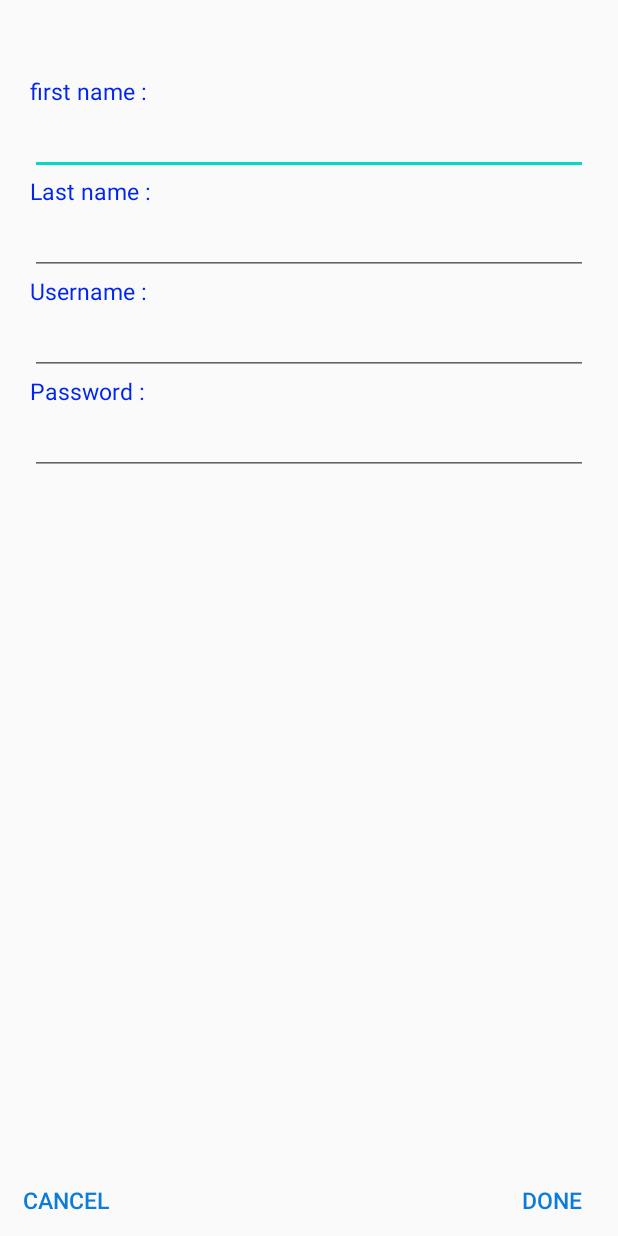
After one commit to hosseinkasiri/Task-Repository, an Android app: the SignUpActivity screen opened directly, with no data from a screen before it, on a phone screen of 412 x 824 dp. The commit adds this screen. Run offline under Robolectric (Android 15) with nearby library versions, the phone set to English and light mode, and no system bars.

Commit message:
sign up and login user

```diff
--- a/app/src/main/AndroidManifest.xml
+++ b/app/src/main/AndroidManifest.xml
@@ -9,15 +9,17 @@
         android:roundIcon="@mipmap/ic_launcher_round"
         android:supportsRtl="true"
         android:theme="@style/AppTheme">
+        <activity android:name=".controller.SignUpActivity"></activity>
         <activity android:name=".controller.LoginPageActivity">
             <intent-filter>
                 <action android:name="android.intent.action.MAIN" />
+
                 <category android:name="android.intent.category.LAUNCHER" />
             </intent-filter>
         </activity>
         <activity android:name=".controller.DescriptionActivity" />
         <activity android:name=".controller.AddActivity" />
-        <activity android:name=".controller.MainActivity">
-        </activity>
+        <activity android:name=".controller.MainActivity"></activity>
     </application>
+
 </manifest>
--- /dev/null
+++ b/app/src/main/java/com/example/task/controller/SignUpActivity.java
@@ -0,0 +1,24 @@
+package com.example.task.controller;
+
+import androidx.appcompat.app.AppCompatActivity;
+import androidx.fragment.app.Fragment;
+
+import android.content.Context;
+import android.content.Intent;
+import android.os.Bundle;
+import android.provider.ContactsContract;
+
+public class SignUpActivity extends SingleFragmentActivity {
+
+    public static Intent newIntent(Context context){
+        Intent intent = new Intent(context,SignUpActivity.class);
+
+        return intent;
+    }
+
+
+    @Override
+    public Fragment mFragment() {
+        return SignUpFragment.newInstance();
+    }
+}
--- /dev/null
+++ b/app/src/main/java/com/example/task/controller/SignUpFragment.java
@@ -0,0 +1,68 @@
+package com.example.task.controller;
+
+import android.os.Bundle;
+
+import androidx.annotation.NonNull;
+import androidx.annotation.Nullable;
+import androidx.fragment.app.Fragment;
+
+import android.view.LayoutInflater;
+import android.view.View;
+import android.view.ViewGroup;
+import android.widget.Button;
+import android.widget.EditText;
+
+import com.example.task.R;
+import com.example.task.model.User;
+import com.example.task.model.UserLab;
+
+public class SignUpFragment extends Fragment {
+
+    private EditText mFirstName,mLastName,mUsername,mPassword;
+    private Button mDoneButton,mCancelButton;
+
+    public static SignUpFragment newInstance() {
+
+        Bundle args = new Bundle();
+
+        SignUpFragment fragment = new SignUpFragment();
+        fragment.setArguments(args);
+        return fragment;
+    }
+    @Nullable
+    @Override
+    public View onCreateView(@NonNull LayoutInflater inflater, @Nullable ViewGroup container, @Nullable Bundle savedInstanceState) {
+        View view = inflater.inflate(R.layout.fragment_sign_up,container,false);
+        findViews(view);
+        mDoneButton.setOnClickListener(new View.OnClickListener() {
+            @Override
+            public void onClick(View v) {
+                User user = new User();
+                user.setFirstName(mFirstName.getText().toString());
+                user.setLastName(mLastName.getText().toString());
+                user.setUsername(mUsername.getText().toString());
+                user.setPassword(mPassword.getText().toString());
+
+                UserLab.getInstance(getActivity()).addUser(user);
+                getActivity().finish();
+            }
+        });
+        mCancelButton.setOnClickListener(new View.OnClickListener() {
+            @Override
+            public void onClick(View v) {
+                getActivity().finish();
+            }
+        });
+
+        return view;
+    }
+
+    private void findViews(View view) {
+        mFirstName = view.findViewById(R.id.first_name_dialog);
+        mLastName = view.findViewById(R.id.last_name_dialog);
+        mUsername = view.findViewById(R.id.username_dialog);
+        mPassword = view.findViewById(R.id.password_dialog);
+        mDoneButton = view.findViewById(R.id.done_sign_up);
+        mCancelButton = view.findViewById(R.id.cancel_sign_up);
+    }
+}
--- a/app/src/main/java/com/example/task/controller/ViewPagerAdapter.java
+++ b/app/src/main/java/com/example/task/controller/ViewPagerAdapter.java
@@ -17,7 +17,6 @@ public class ViewPagerAdapter extends FragmentStatePagerAdapter {
     private final List<String> mFragmentTitle = new ArrayList<>();
     private final List<TaskListMode> mFragmentModes = new ArrayList<>();
     private int mPosition;
-
 
     public ViewPagerAdapter(@NonNull FragmentManager fm) {
         super(fm);
@@ -41,7 +40,6 @@ public class ViewPagerAdapter extends FragmentStatePagerAdapter {
     }
 
     public void addFragment(Fragment fragment , String title ){
-
         mFragments.add(fragment);
         mFragmentTitle.add(title);
     }
--- a/app/src/main/java/com/example/task/model/User.java
+++ b/app/src/main/java/com/example/task/model/User.java
@@ -11,7 +11,11 @@ public class User {
     private String mPassword;
 
     public User() {
-        mUuid = UUID.randomUUID();
+        this(UUID.randomUUID());
+    }
+
+    public User(UUID uuid){
+        mUuid = uuid;
     }
 
     public String getFirstName() {
--- /dev/null
+++ b/app/src/main/res/layout/fragment_sign_up.xml
@@ -0,0 +1,84 @@
+<?xml version="1.0" encoding="utf-8"?>
+<FrameLayout
+    xmlns:android="http://schemas.android.com/apk/res/android"
+    xmlns:tools="http://schemas.android.com/tools"
+    android:layout_width="match_parent"
+    android:layout_height="match_parent"
+    tools:context=".controller.SignUpFragment">
+
+    <LinearLayout
+        android:layout_width="match_parent"
+        android:layout_height="wrap_content"
+        android:orientation="vertical"
+        android:layout_margin="20dp">
+
+        <TextView
+            android:layout_marginTop="30dp"
+            android:layout_width="match_parent"
+            android:layout_height="wrap_content"
+            android:text="@string/first_name"
+            android:textColor="@color/colorTextDialog"
+            android:textSize="15sp"/>
+
+        <EditText
+            android:id="@+id/first_name_dialog"
+            android:layout_width="match_parent"
+            android:layout_height="wrap_content"/>
+
+        <TextView
+            android:layout_width="match_parent"
+            android:layout_height="wrap_content"
+            android:text="@string/last_name"
+            android:textColor="@color/colorTextDialog"
+            android:textSize="15sp" />
+
+        <EditText
+            android:id="@+id/last_name_dialog"
+            android:layout_width="match_parent"
+            android:layout_height="wrap_content"/>
+
+        <TextView
+            android:layout_width="match_parent"
+            android:layout_height="wrap_content"
+            android:textSize="15sp"
+            android:text="@string/username"
+            android:textColor="@color/colorTextDialog"/>
+
+        <EditText
+            android:id="@+id/username_dialog"
+            android:layout_width="match_parent"
+            android:layout_height="wrap_content"/>
+
+        <TextView
+            android:layout_width="match_parent"
+            android:layout_height="wrap_content"
+            android:text="@string/password"
+            android:textSize="15sp"
+            android:textColor="@color/colorTextDialog"/>
+
+        <EditText
+            android:id="@+id/password_dialog"
+            android:layout_width="match_parent"
+            android:layout_height="wrap_content"/>
+    </LinearLayout>
+
+    <Button
+        android:id="@+id/done_sign_up"
+        android:layout_width="wrap_content"
+        android:layout_height="wrap_content"
+        android:textSize="15sp"
+        android:textColor="@color/tabLayoutColor"
+        android:text="Done"
+        android:layout_gravity="bottom|right"
+        android:background="@null"/>
+
+    <Button
+        android:id="@+id/cancel_sign_up"
+        android:layout_width="wrap_content"
+        android:layout_height="wrap_content"
+        android:text="Cancel"
+        android:textColor="@color/tabLayoutColor"
+        android:textSize="15sp"
+        android:layout_gravity="bottom|left"
+        android:background="@null"/>
+</FrameLayout>
--- a/app/src/main/res/layout/fragment_task_list.xml
+++ b/app/src/main/res/layout/fragment_task_list.xml
@@ -40,10 +40,5 @@
             android:src="@drawable/icon_negative"
             android:layout_margin="10dp"/>
 
-
     </LinearLayout>
-
-
-
-
 </FrameLayout>
--- a/app/src/main/res/values/colors.xml
+++ b/app/src/main/res/values/colors.xml
@@ -7,5 +7,7 @@
     <color name="tabTextColor">#FBFBFB</color>
     <color name="positiveButtonColor">#EF0A58</color>
     <color name="buttonColorAdd">#5ED4E3</color>
+    <color name="colorTextDialog">#0125F1</color>
+
 
 </resources>
--- a/app/src/main/res/values/strings.xml
+++ b/app/src/main/res/values/strings.xml
@@ -8,4 +8,7 @@
     <string name="login">login</string>
     <string name="sign_up">Sign up</string>
     <string name="forgot">forgot username or password</string>
+    <string name="first_name">first name :</string>
+    <string name="last_name">Last name :</string>
+    <string name="login_as_a_guest_user">Login as a guest user</string>
 </resources>
```
Also changed, not shown: app/src/main/java/com/example/task/controller/AddTaskFragment.java (renamed from app/src/main/java/com/example/task/controller/AddFragment.java, +11 -9 lines), app/src/main/java/com/example/task/controller/LoginPageFragment.java (+35 -1 lines), app/src/main/java/com/example/task/controller/MainActivity.java (+11 -4 lines), app/src/main/java/com/example/task/controller/TaskListFragment.java (+12 -9 lines), app/src/main/java/com/example/task/database/UserCursorWrapper.java (added, +34 -0 lines), app/src/main/java/com/example/task/model/TaskLab.java (+4 -3 lines), app/src/main/java/com/example/task/model/UserLab.java (+49 -0 lines), app/src/main/res/layout/fragment_login_page.xml (+7 -0 lines).
